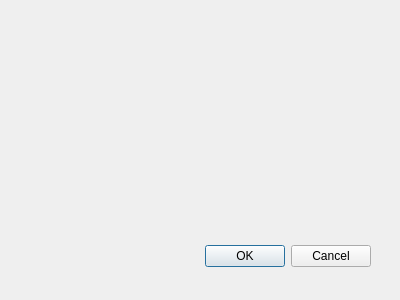
This is contourrulerparams.ui in githubdoe/DFTFringe as Qt 5 draws it before an edit. The edited form follows.
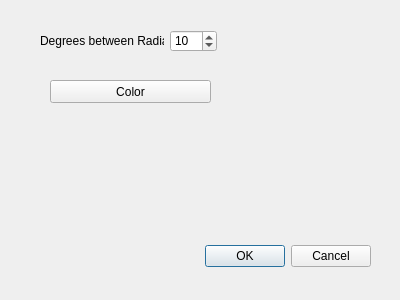
This is the edited form.

```diff
--- a/contourrulerparams.ui
+++ b/contourrulerparams.ui
@@ -31,6 +31,51 @@
     <set>QDialogButtonBox::Cancel|QDialogButtonBox::Ok</set>
    </property>
   </widget>
+  <widget class="QPushButton" name="setColorPB">
+   <property name="geometry">
+    <rect>
+     <x>50</x>
+     <y>80</y>
+     <width>161</width>
+     <height>23</height>
+    </rect>
+   </property>
+   <property name="text">
+    <string>Color</string>
+   </property>
+  </widget>
+  <widget class="QWidget" name="">
+   <property name="geometry">
+    <rect>
+     <x>40</x>
+     <y>30</y>
+     <width>177</width>
+     <height>22</height>
+    </rect>
+   </property>
+   <layout class="QHBoxLayout" name="horizontalLayout">
+    <item>
+     <widget class="QLabel" name="label">
+      <property name="text">
+       <string>Degrees between Radials:</string>
+      </property>
+     </widget>
+    </item>
+    <item>
+     <widget class="QSpinBox" name="radialAngleSB">
+      <property name="minimum">
+       <number>1</number>
+      </property>
+      <property name="maximum">
+       <number>360</number>
+      </property>
+      <property name="value">
+       <number>10</number>
+      </property>
+     </widget>
+    </item>
+   </layout>
+  </widget>
  </widget>
  <pixmapfunction/>
  <resources/>
```
Left out of the diff: 13 changed lines with no effect on the pictures.
